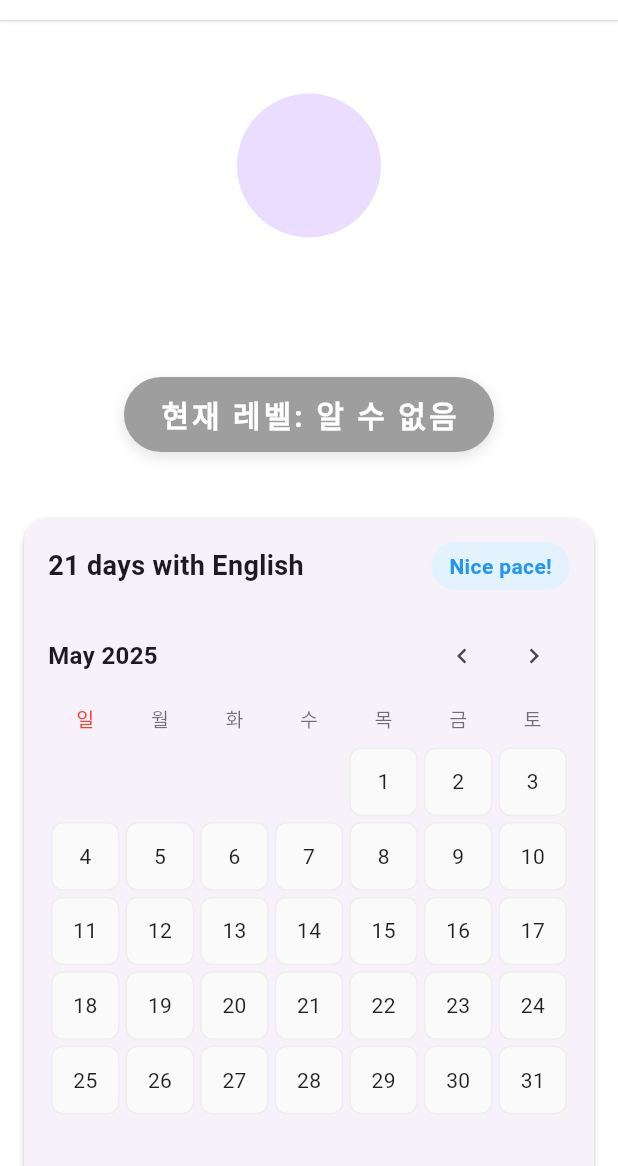
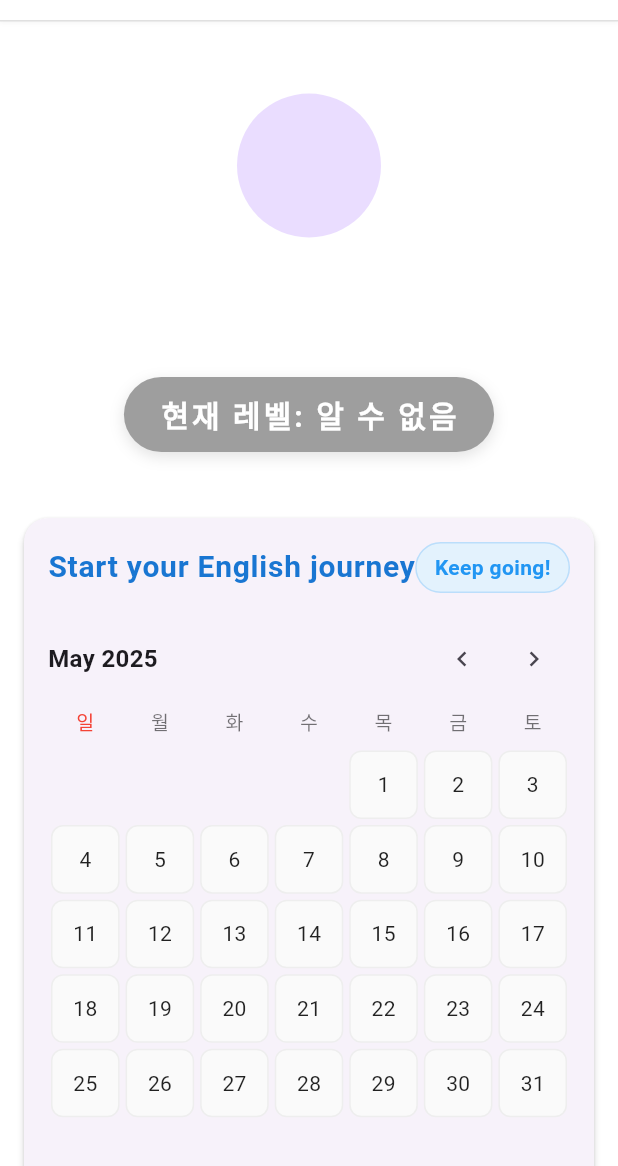
Before and after one commit to 941-life/estudy-gpt, a Flutter app: the ProfileScreen screen opened directly, after a tap on the "chevron left" icon, on a phone screen of 412 x 824 dp, the part 70-1236 px from its top. Run offline on Flutter 3.47's test engine with Material 3 defaults, Android fonts, the phone set to English and light mode, and no system bars; our stand-ins replace calendar_view, firebase_auth, firebase_core, firebase_database, flutter_markdown, google_generative_ai and 4 more; missing offline and left inert: flutter_inappwebview, flutter_pdfview, home_widget, receive_sharing_intent, syncfusion_flutter_pdf; accounts and stored records are empty; Roboto replaces fonts that are missing (Pretendard); project files that could hold a hidden picture were left out.

Commit message:
[feat] Update challenge calendar to show actual study days

```diff
--- a/lib/screens/profile_screen.dart
+++ b/lib/screens/profile_screen.dart
@@ -13,10 +13,11 @@ class ProfileScreen extends StatefulWidget {
 }
 
 class _ProfileScreenState extends State<ProfileScreen> {
-  String _selectedChallenge = '21 days with English';
+  String _selectedChallenge = '';  // 빈 문자열로 초기화
   final DateTime _today = DateTime.now();
   Map<DateTime, List<WrongNote>> _wrongNotes = {};
   bool _isLoading = true;
+  int _daysStudied = 0;  // 학습 일수를 저장할 변수
 
   @override
   void initState() {
@@ -37,6 +38,7 @@ class _ProfileScreenState extends State<ProfileScreen> {
 
       if (snapshot.exists) {
         final Map<DateTime, List<WrongNote>> tempNotes = {};
+        DateTime? firstNoteDate;
 
         for (final child in snapshot.children) {
           final value = child.value;
@@ -53,6 +55,11 @@ class _ProfileScreenState extends State<ProfileScreen> {
               wrongNote.analyzedAt.day,
             );
 
+            // 첫 노트 날짜 업데이트
+            if (firstNoteDate == null || dateOnly.isBefore(firstNoteDate)) {
+              firstNoteDate = dateOnly;
+            }
+
             if (tempNotes[dateOnly] == null) {
               tempNotes[dateOnly] = [];
             }
@@ -60,14 +67,39 @@ class _ProfileScreenState extends State<ProfileScreen> {
           }
         }
 
+        // 학습 일수 계산 (첫 노트부터 현재까지)
+        if (firstNoteDate != null) {
+          final now = DateTime.now();
+          final daysSinceStart = now.difference(firstNoteDate).inDays + 1;
+          setState(() {
+            _wrongNotes = tempNotes;
+            _daysStudied = daysSinceStart;
+            _selectedChallenge = '$daysSinceStart days with English';
+            _isLoading = false;
+          });
+        } else {
+          setState(() {
+            _wrongNotes = tempNotes;
+            _daysStudied = 0;
+            _selectedChallenge = 'Start your English journey';
+            _isLoading = false;
+          });
+        }
+      } else {
         setState(() {
-          _wrongNotes = tempNotes;
+          _wrongNotes = {};
+          _daysStudied = 0;
+          _selectedChallenge = 'Start your English journey';
           _isLoading = false;
         });
       }
     } catch (e) {
-      print('Error loading wrong notes: $e');
-      setState(() => _isLoading = false);
+      setState(() {
+        _wrongNotes = {};
+        _daysStudied = 0;
+        _selectedChallenge = 'Error loading data';
+        _isLoading = false;
+      });
     }
   }
 
--- a/lib/widgets/challenge_calendar.dart
+++ b/lib/widgets/challenge_calendar.dart
@@ -93,9 +93,11 @@ class _ChallengeCalendarState extends State<ChallengeCalendar> {
                   children: [
                     Text(
                       widget.title,
-                      style: const TextStyle(
-                        fontSize: 18,
+                      style: TextStyle(
+                        fontSize: 20,
                         fontWeight: FontWeight.bold,
+                        color: Colors.blue[700],
+                        letterSpacing: 0.5,
                       ),
                     ),
                     Container(
@@ -106,9 +108,13 @@ class _ChallengeCalendarState extends State<ChallengeCalendar> {
                       decoration: BoxDecoration(
                         color: Colors.blue.shade50,
                         borderRadius: BorderRadius.circular(20),
+                        border: Border.all(
+                          color: Colors.blue.shade100,
+                          width: 1,
+                        ),
                       ),
                       child: const Text(
-                        'Nice pace!',
+                        'Keep going!',
                         style: TextStyle(
                           color: Colors.blue,
                           fontWeight: FontWeight.w600,
```
